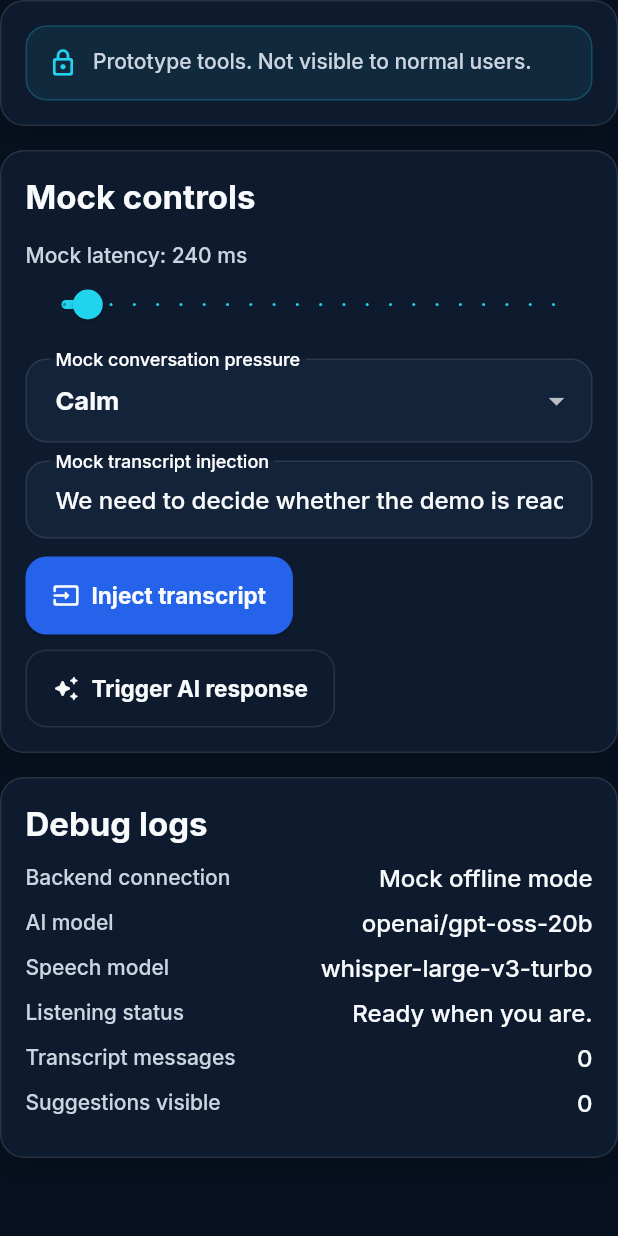
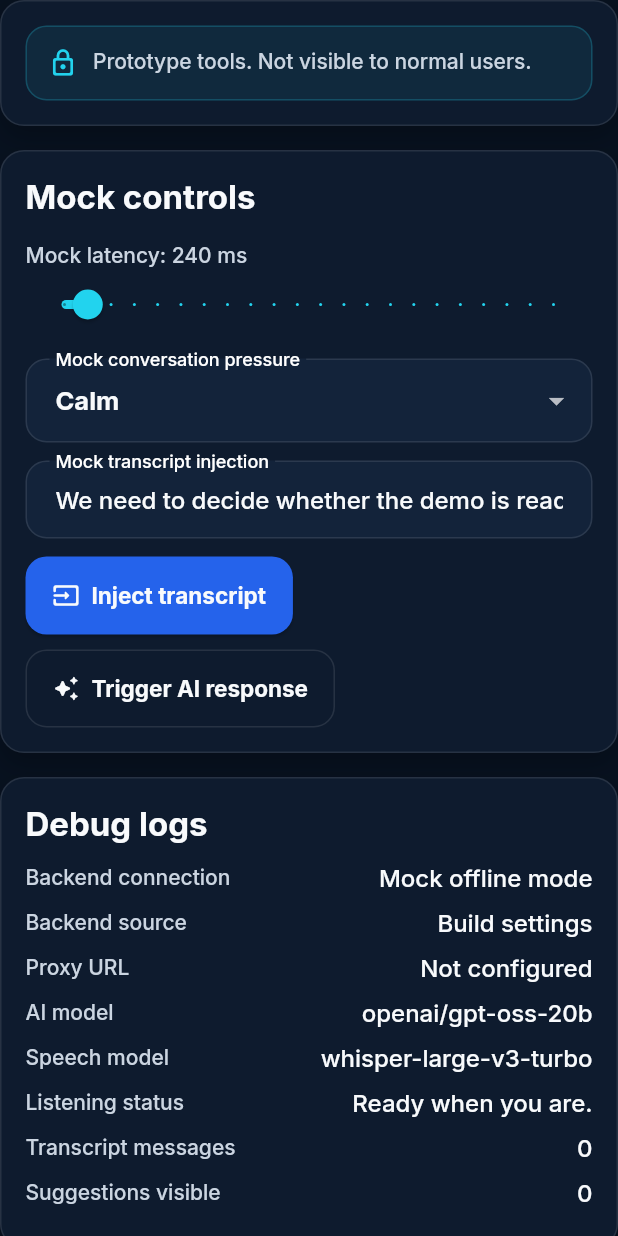
Before and after one commit to De-Omega-Point/Qivo-2027, a Flutter app: the AdminScreen widget shown alone on an empty page, opened directly, on a phone screen of 412 x 824 dp. Run offline on Flutter 3.47's test engine with Material 3 defaults, Android fonts, the phone set to English and light mode, and no system bars; our stand-ins replace flutter_riverpod, google_fonts.

Commit message:
Embed local-first AI backend controls

```diff
--- a/lib/core/state/qivo_providers.dart
+++ b/lib/core/state/qivo_providers.dart
@@ -21,7 +21,15 @@ final settingsProvider =
 );
 
 final aiBackendConfigProvider = Provider<AiBackendConfig>(
-  (ref) => AiBackendConfig.fromEnvironment(),
+  (ref) {
+    final settings = ref.watch(settingsProvider);
+    return AiBackendConfig.fromEnvironment(
+      localFirstEnabled: settings.localAiEnabled,
+      localProxyUrl: settings.localAiProxyUrl,
+      localModel: settings.localAiModel,
+      localSttModel: settings.localSttModel,
+    );
+  },
 );
 
 final aiResponseServiceProvider = Provider<AiResponseService>((ref) {
@@ -45,6 +53,10 @@ class QivoSettings {
     this.saveTranscript = true,
     this.saveSummaries = true,
     this.themeMode = 'Dark',
+    this.localAiEnabled = false,
+    this.localAiProxyUrl = 'http://localhost:8787',
+    this.localAiModel = 'openai/gpt-oss-20b',
+    this.localSttModel = 'whisper-large-v3-turbo',
   });
 
   final bool lowStimulusMode;
@@ -54,6 +66,10 @@ class QivoSettings {
   final bool saveTranscript;
   final bool saveSummaries;
   final String themeMode;
+  final bool localAiEnabled;
+  final String localAiProxyUrl;
+  final String localAiModel;
+  final String localSttModel;
 
   QivoSettings copyWith({
     bool? lowStimulusMode,
@@ -63,6 +79,10 @@ class QivoSettings {
     bool? saveTranscript,
     bool? saveSummaries,
     String? themeMode,
+    bool? localAiEnabled,
+    String? localAiProxyUrl,
+    String? localAiModel,
+    String? localSttModel,
   }) {
     return QivoSettings(
       lowStimulusMode: lowStimulusMode ?? this.lowStimulusMode,
@@ -72,6 +92,10 @@ class QivoSettings {
       saveTranscript: saveTranscript ?? this.saveTranscript,
       saveSummaries: saveSummaries ?? this.saveSummaries,
       themeMode: themeMode ?? this.themeMode,
+      localAiEnabled: localAiEnabled ?? this.localAiEnabled,
+      localAiProxyUrl: localAiProxyUrl ?? this.localAiProxyUrl,
+      localAiModel: localAiModel ?? this.localAiModel,
+      localSttModel: localSttModel ?? this.localSttModel,
     );
   }
 }
@@ -90,6 +114,14 @@ class SettingsController extends StateNotifier<QivoSettings> {
   void updateSaveSummaries(bool value) =>
       state = state.copyWith(saveSummaries: value);
   void updateThemeMode(String value) => state = state.copyWith(themeMode: value);
+  void updateLocalAiEnabled(bool value) =>
+      state = state.copyWith(localAiEnabled: value);
+  void updateLocalAiProxyUrl(String value) =>
+      state = state.copyWith(localAiProxyUrl: value);
+  void updateLocalAiModel(String value) =>
+      state = state.copyWith(localAiModel: value);
+  void updateLocalSttModel(String value) =>
+      state = state.copyWith(localSttModel: value);
 }
 
 final liveAssistProvider =
--- a/lib/features/admin/admin_screen.dart
+++ b/lib/features/admin/admin_screen.dart
@@ -117,6 +117,13 @@ class _AdminScreenState extends ConsumerState<AdminScreen> {
                   label: 'Backend connection',
                   value: backend.connectionLabel,
                 ),
+                _LogLine(label: 'Backend source', value: backend.source),
+                _LogLine(
+                  label: 'Proxy URL',
+                  value: backend.proxyUrl.isEmpty
+                      ? 'Not configured'
+                      : backend.proxyUrl,
+                ),
                 _LogLine(label: 'AI model', value: backend.model),
                 _LogLine(
                   label: 'Speech model',
```
Also changed, not shown: lib/features/settings/settings_screen.dart (+135 -3 lines), lib/services/ai_backend_config.dart (+46 -7 lines), 2 other files.
